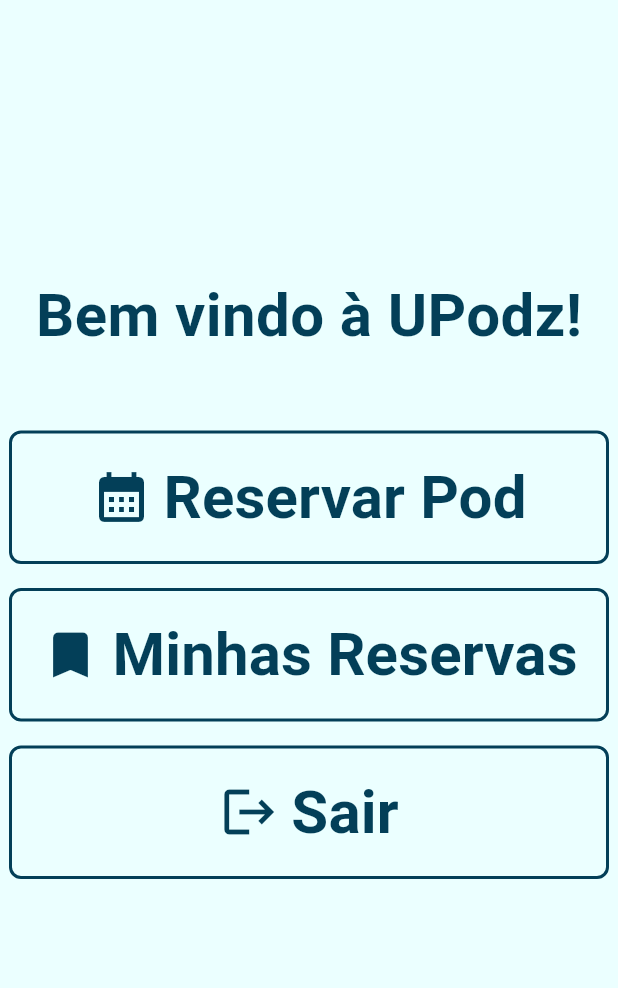
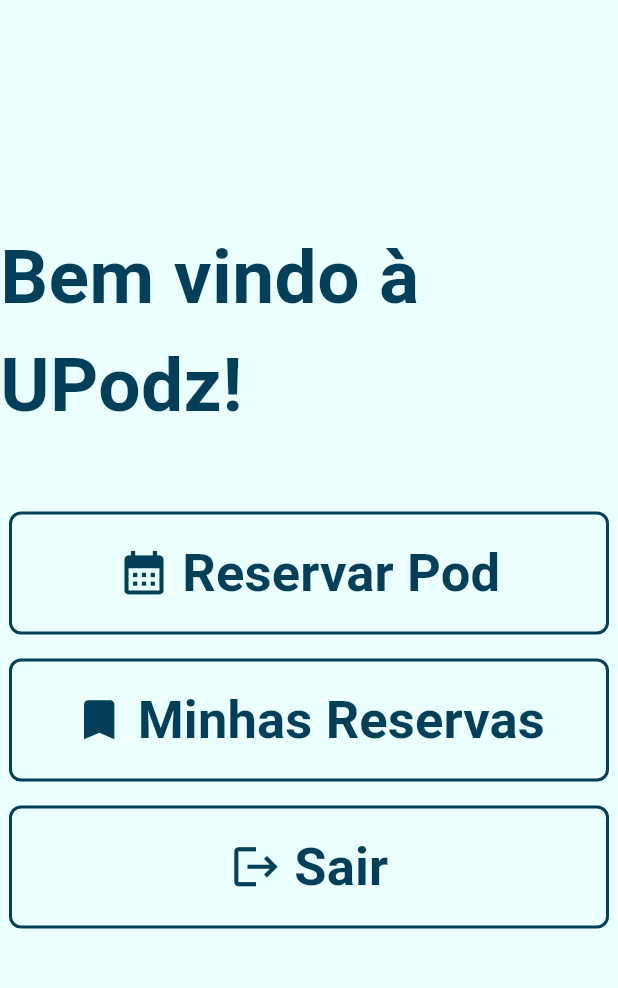
Before and after one commit to 4-ANO-COMP-IMT/sitio, a Flutter app: the HomeScreen screen opened by its route, on a phone screen of 412 x 824 dp, the part 84-1072 px from its top. Run offline on Flutter 3.47's test engine with Material 3 defaults, Android fonts, the phone set to English and light mode, and no system bars; our stand-ins replace table_calendar.

Commit message:
Adjust HomeScreen UI: increase welcome message font size and reduce button icon sizes

```diff
--- a/upodz_web_app/lib/screens/home_screen.dart
+++ b/upodz_web_app/lib/screens/home_screen.dart
@@ -16,9 +16,10 @@ class HomeScreen extends StatelessWidget {
             const Text(
                   'Bem vindo à UPodz!',
                   style: TextStyle(
-                    fontSize: 40,
+                    fontSize: 50,
                     fontWeight: FontWeight.bold,
                     color: Color(0xFF033F58),
+
                   ),
                 ),
             const SizedBox(height: 48.0), // Espaçamento entre os botões
@@ -36,11 +37,11 @@ class HomeScreen extends StatelessWidget {
                   elevation: 3,
                   padding: const EdgeInsets.symmetric(horizontal: 20, vertical: 16), // Melhorando o padding
                 ),
-                icon: const Icon(Icons.calendar_month, color: Color(0xFF033F58), size: 40),
+                icon: const Icon(Icons.calendar_month, color: Color(0xFF033F58), size: 35),
                 label: const Text(
                   'Reservar Pod',
                   style: TextStyle(
-                    fontSize: 40,
+                    fontSize: 35,
                     fontWeight: FontWeight.bold,
                     color: Color(0xFF033F58),
                   ),
@@ -60,11 +61,11 @@ class HomeScreen extends StatelessWidget {
                   elevation: 3,
                   padding: const EdgeInsets.symmetric(horizontal: 20, vertical: 16),
                 ),
-                icon: const Icon(Icons.bookmark, color: Color(0xFF033F58), size: 40),
+                icon: const Icon(Icons.bookmark, color: Color(0xFF033F58), size: 35),
                 label: const Text(
                   'Minhas Reservas',
                   style: TextStyle(
-                    fontSize: 40,
+                    fontSize: 35,
                     fontWeight: FontWeight.bold,
                     color: Color(0xFF033F58),
                   ),
@@ -86,11 +87,11 @@ class HomeScreen extends StatelessWidget {
                   elevation: 3,
                   padding: const EdgeInsets.symmetric(horizontal: 20, vertical: 16),
                 ),
-                icon: const Icon(Icons.logout, color: Color(0xFF033F58), size: 40),
+                icon: const Icon(Icons.logout, color: Color(0xFF033F58), size: 35),
                 label: const Text(
                   'Sair',
                   style: TextStyle(
-                    fontSize: 40,
+                    fontSize: 35,
                     fontWeight: FontWeight.bold,
                     color: Color(0xFF033F58),
                   ),
```
